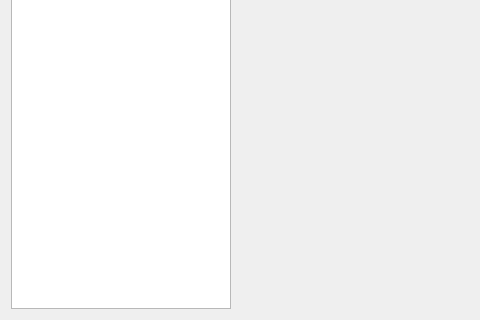
First picture: the form in gui/VentanaPrincipal.ui, repository Sebas-Git-Tail/Windows-Manager, before the edit; both pictures show x 0 to 480 and y 420 to 740 of the 960 by 740 pixel window.
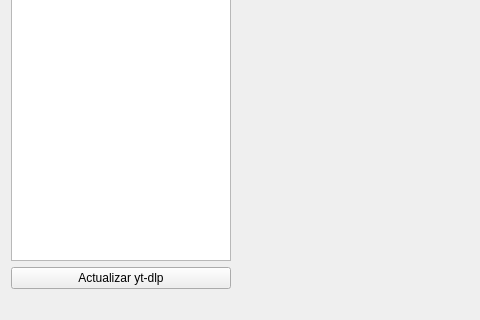
Second picture: the form after the edit.

Commit message: Botón Actualizar yt-dlp, versión a la vista y aviso de versión nueva desde GitHub

Diff of the .ui file:
```diff
--- a/gui/VentanaPrincipal.ui
+++ b/gui/VentanaPrincipal.ui
@@ -19,6 +19,17 @@
        <property name="spacing"><number>4</number></property>
       </widget>
      </item>
+     <item>
+      <widget class="QPushButton" name="botonActualizarYtdlp">
+       <property name="text"><string>Actualizar yt-dlp</string></property>
+       <property name="toolTip"><string>yt-dlp se actualiza solo una vez por día. Si YouTube dejó de bajar, probá actualizarlo ahora.</string></property>
+      </widget>
+     </item>
+     <item>
+      <widget class="QLabel" name="etiquetaVersion">
+       <property name="alignment"><set>Qt::AlignmentFlag::AlignCenter</set></property>
+      </widget>
+     </item>
     </layout>
    </item>
    <item>
```
Left out of the diff: 2 changed lines with no effect on the pictures. The commit also changes 2 other files.
